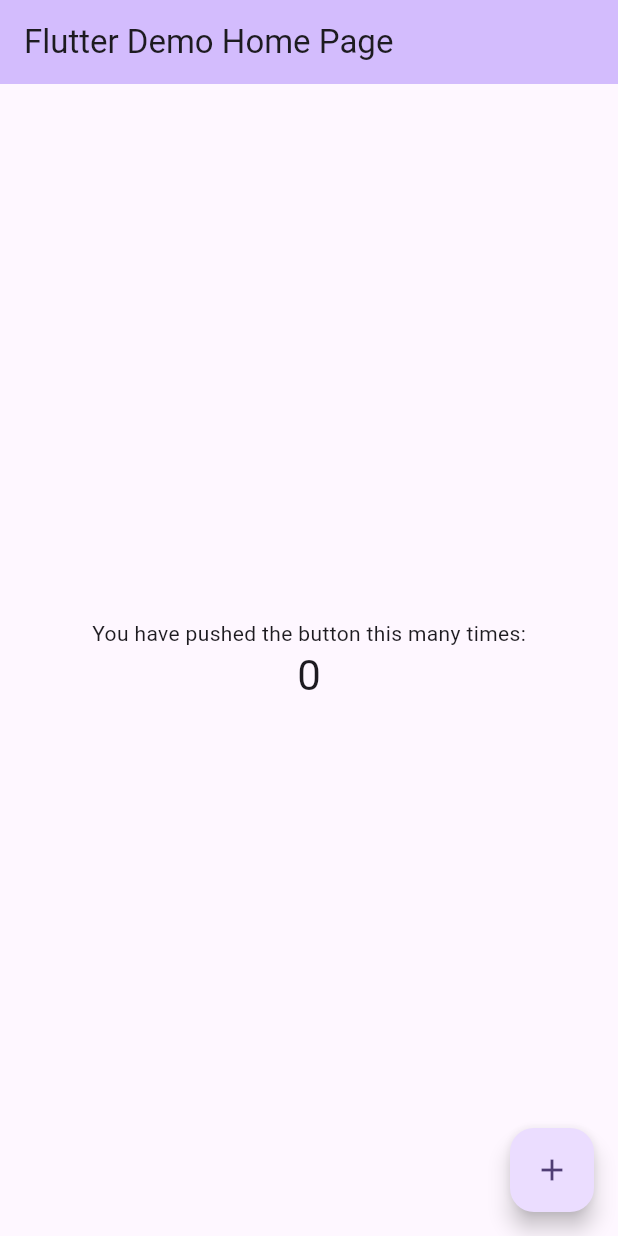
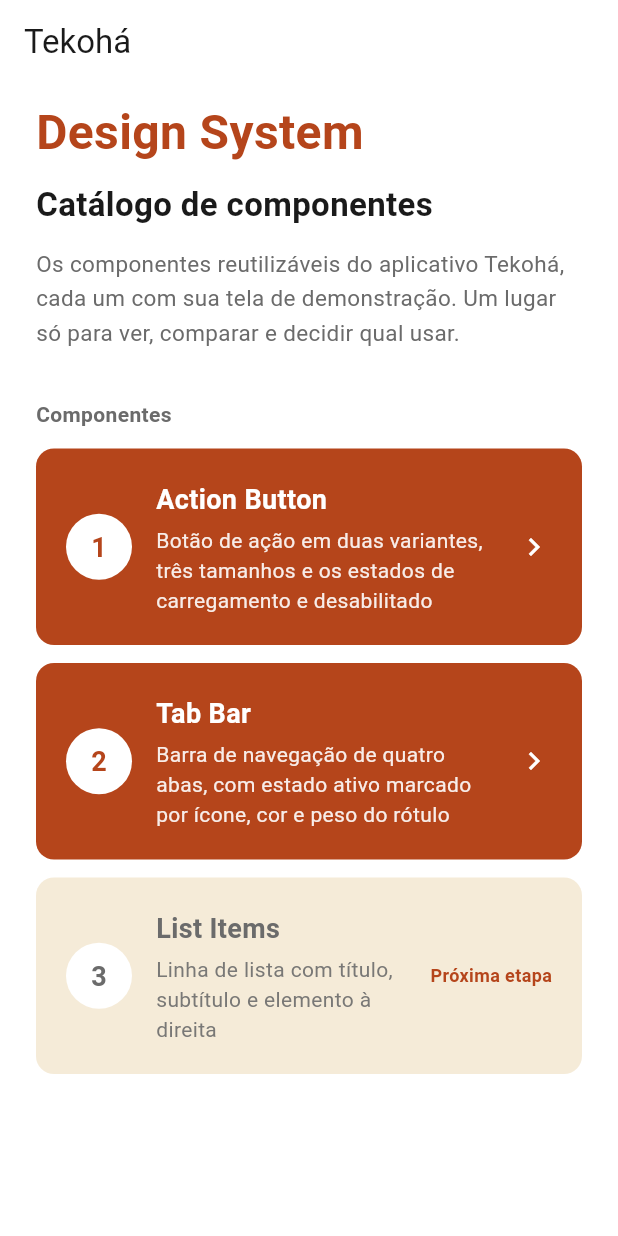
Before and after one commit to Marcos-Codfy/tekoha-design-sample, a Flutter app: the screen it shows after launch, on a phone screen of 412 x 824 dp. Run offline on Flutter 3.47's test engine with Material 3 defaults, Android fonts, the phone set to English and light mode, and no system bars.

Commit message:
feat: add sample screen hub and wire app entry point

```diff
--- a/lib/main.dart
+++ b/lib/main.dart
@@ -1,122 +1,38 @@
+// lib/main.dart
+//
+// Ponto de entrada do design sample system do Tekohá.
+//
+// O aplicativo nao tem regra de negocio: ele existe para exibir os componentes
+// reutilizaveis, um por tela. O tema vem inteiro de [AppTheme], que por sua
+// vez le os tokens de [AppColors] — nenhuma cor e declarada fora de la.
+
 import 'package:flutter/material.dart';
 
+import 'pages/sample_action_button_screen.dart';
+import 'pages/sample_screen.dart';
+import 'pages/sample_tab_bar_screen.dart';
+import 'theme/app_theme.dart';
+
 void main() {
-  runApp(const MyApp());
+  runApp(const TekohaDesignSampleApp());
 }
 
-class MyApp extends StatelessWidget {
-  const MyApp({super.key});
+class TekohaDesignSampleApp extends StatelessWidget {
+  const TekohaDesignSampleApp({super.key});
 
-  // This widget is the root of your application.
   @override
   Widget build(BuildContext context) {
     return MaterialApp(
-      title: 'Flutter Demo',
-      theme: ThemeData(
-        // This is the theme of your application.
-        //
-        // TRY THIS: Try running your application with "flutter run". You'll see
-        // the application has a purple toolbar. Then, without quitting the app,
-        // try changing the seedColor in the colorScheme below to Colors.green
-        // and then invoke "hot reload" (save your changes or press the "hot
-        // reload" button in a Flutter-supported IDE, or press "r" if you used
-        // the command line to start the app).
-        //
-        // Notice that the counter didn't reset back to zero; the application
-        // state is not lost during the reload. To reset the state, use hot
-        // restart instead.
-        //
-        // This works for code too, not just values: Most code changes can be
-        // tested with just a hot reload.
-        colorScheme: .fromSeed(seedColor: Colors.deepPurple),
-      ),
-      home: const MyHomePage(title: 'Flutter Demo Home Page'),
+      title: 'Tekohá Design System',
+      debugShowCheckedModeBanner: false,
+      theme: AppTheme.lightTheme,
+      initialRoute: SampleScreen.routeName,
+      routes: {
+        SampleScreen.routeName: (_) => const SampleScreen(),
+        SampleActionButtonScreen.routeName: (_) =>
+            const SampleActionButtonScreen(),
+        SampleTabBarScreen.routeName: (_) => const SampleTabBarScreen(),
+      },
     );
   }
 }
-
-class MyHomePage extends StatefulWidget {
-  const MyHomePage({super.key, required this.title});
-
-  // This widget is the home page of your application. It is stateful, meaning
-  // that it has a State object (defined below) that contains fields that affect
-  // how it looks.
-
-  // This class is the configuration for the state. It holds the values (in this
-  // case the title) provided by the parent (in this case the App widget) and
-  // used by the build method of the State. Fields in a Widget subclass are
-  // always marked "final".
-
-  final String title;
-
-  @override
-  State<MyHomePage> createState() => _MyHomePageState();
-}
-
-class _MyHomePageState extends State<MyHomePage> {
-  int _counter = 0;
-
-  void _incrementCounter() {
-    setState(() {
-      // This call to setState tells the Flutter framework that something has
-      // changed in this State, which causes it to rerun the build method below
-      // so that the display can reflect the updated values. If we changed
-      // _counter without calling setState(), then the build method would not be
-      // called again, and so nothing would appear to happen.
-      _counter++;
-    });
-  }
-
-  @override
-  Widget build(BuildContext context) {
-    // This method is rerun every time setState is called, for instance as done
-    // by the _incrementCounter method above.
-    //
-    // The Flutter framework has been optimized to make rerunning build methods
-    // fast, so that you can just rebuild anything that needs updating rather
-    // than having to individually change instances of widgets.
-    return Scaffold(
-      appBar: AppBar(
-        // TRY THIS: Try changing the color here to a specific color (to
-        // Colors.amber, perhaps?) and trigger a hot reload to see the AppBar
-        // change color while the other colors stay the same.
-        backgroundColor: Theme.of(context).colorScheme.inversePrimary,
-        // Here we take the value from the MyHomePage object that was created by
-        // the App.build method, and use it to set our appbar title.
-        title: Text(widget.title),
-      ),
-      body: Center(
-        // Center is a layout widget. It takes a single child and positions it
-        // in the middle of the parent.
-        child: Column(
-          // Column is also a layout widget. It takes a list of children and
-          // arranges them vertically. By default, it sizes itself to fit its
-          // children horizontally, and tries to be as tall as its parent.
-          //
-          // Column has various properties to control how it sizes itself and
-          // how it positions its children. Here we use mainAxisAlignment to
-          // center the children vertically; the main axis here is the vertical
-          // axis because Columns are vertical (the cross axis would be
-          // horizontal).
-          //
-          // TRY THIS: Invoke "debug painting" (choose the "Toggle Debug Paint"
-          // action in the IDE, or press "p" in the console), to see the
-          // wireframe for each widget.
-          mainAxisAlignment: .center,
-          children: [
-            const Text('You have pushed the button this many times:'),
-            Text(
-              '$_counter',
-              style: Theme.of(context).textTheme.headlineMedium,
-            ),
-          ],
-        ),
-      ),
-      floatingActionButton: FloatingActionButton(
-        onPressed: _incrementCounter,
-        tooltip: 'Increment',
-        child: const Icon(Icons.add),
-      ),
-    );
-  }
-}
--- /dev/null
+++ b/lib/pages/sample_screen.dart
@@ -0,0 +1,223 @@
+// lib/pages/sample_screen.dart
+//
+// Tela inicial do design system: o indice dos componentes. Cada cartao leva a
+// tela de demonstracao do seu componente.
+//
+// O cartao abaixo e um widget privado de proposito. Na proxima fase ele da
+// lugar ao componente ListItems, que e justamente a linha de lista com titulo,
+// subtitulo e elemento a direita — a estrutura que estes cartoes ja usam.
+
+import 'package:flutter/material.dart';
+
+import '../theme/app_colors.dart';
+import '../theme/app_theme.dart';
+import 'sample_action_button_screen.dart';
+import 'sample_tab_bar_screen.dart';
+
+class SampleScreen extends StatelessWidget {
+  const SampleScreen({super.key});
+
+  static const String routeName = '/';
+
+  @override
+  Widget build(BuildContext context) {
+    return Scaffold(
+      backgroundColor: AppColors.background,
+      appBar: AppBar(
+        title: const Text('Tekohá'),
+        automaticallyImplyLeading: false,
+      ),
+      body: ListView(
+        padding: const EdgeInsets.fromLTRB(24, 8, 24, 40),
+        children: [
+          const Text(
+            'Design System',
+            style: TextStyle(
+              fontSize: 32,
+              fontWeight: FontWeight.bold,
+              color: AppColors.primary,
+            ),
+          ),
+          const SizedBox(height: 8),
+          const Text(
+            'Catálogo de componentes',
+            style: TextStyle(
+              fontSize: 22,
+              fontWeight: FontWeight.w600,
+              color: AppColors.textPrimary,
+            ),
+          ),
+          const SizedBox(height: 12),
+          const Text(
+            'Os componentes reutilizáveis do aplicativo Tekohá, cada um com '
+            'sua tela de demonstração. Um lugar só para ver, comparar e '
+            'decidir qual usar.',
+            style: TextStyle(
+              fontSize: 15,
+              color: AppColors.textSecondary,
+              height: 1.5,
+            ),
+          ),
+          const SizedBox(height: 32),
+          const _SectionLabel('Componentes'),
+          const SizedBox(height: 12),
+          _ComponentCard(
+            index: 1,
+            title: 'Action Button',
+            description: 'Botão de ação em duas variantes, três tamanhos e '
+                'os estados de carregamento e desabilitado',
+            onTap: () => Navigator.of(context)
+                .pushNamed(SampleActionButtonScreen.routeName),
+          ),
+          const SizedBox(height: 12),
+          _ComponentCard(
+            index: 2,
+            title: 'Tab Bar',
+            description: 'Barra de navegação de quatro abas, com estado ativo '
+                'marcado por ícone, cor e peso do rótulo',
+            onTap: () =>
+                Navigator.of(context).pushNamed(SampleTabBarScreen.routeName),
+          ),
+          const SizedBox(height: 12),
+          const _ComponentCard(
+            index: 3,
+            title: 'List Items',
+            description: 'Linha de lista com título, subtítulo e elemento à '
+                'direita',
+            hint: 'Próxima etapa',
+          ),
+        ],
+      ),
+    );
+  }
+}
+
+/// Rotulo de bloco: menor, peso medio, cor secundaria. Sinaliza o grupo sem
+/// competir com o conteudo.
+class _SectionLabel extends StatelessWidget {
+  final String text;
+
+  const _SectionLabel(this.text);
+
+  @override
+  Widget build(BuildContext context) {
+    return Text(
+      text,
+      style: const TextStyle(
+        fontSize: 14,
+        fontWeight: FontWeight.w600,
+        color: AppColors.textSecondary,
+      ),
+    );
+  }
+}
+
+/// Cartao de um componente do catalogo. Sem [onTap] ele fica em estado
+/// bloqueado, com a dica no lugar da seta — o mesmo tratamento que o
+/// aplicativo real da aos modulos ainda travados: visivel, nunca escondido.
+class _ComponentCard extends StatelessWidget {
+  final int index;
+  final String title;
+  final String description;
+  final VoidCallback? onTap;
+  final String? hint;
+
+  const _ComponentCard({
+    required this.index,
+    required this.title,
+    required this.description,
+    this.onTap,
+    this.hint,
+  });
+
+  bool get _isLocked => onTap == null;
+
+  @override
+  Widget build(BuildContext context) {
+    final foreground =
+        _isLocked ? AppColors.textSecondary : AppColors.textOnPrimary;
+
+    return Material(
+      color: _isLocked ? AppColors.caulim : AppColors.primary,
+      borderRadius: BorderRadius.circular(AppTheme.cardRadius),
+      child: InkWell(
+        onTap: onTap,
+        borderRadius: BorderRadius.circular(AppTheme.cardRadius),
+        child: Padding(
+          padding: const EdgeInsets.all(20),
+          child: Row(
+            children: [
+              _IndexBadge(index: index, isLocked: _isLocked),
+              const SizedBox(width: 16),
+              Expanded(
+                child: Column(
+                  crossAxisAlignment: CrossAxisAlignment.start,
+                  children: [
+                    Text(
+                      title,
+                      style: TextStyle(
+                        fontSize: 18,
+                        fontWeight: FontWeight.w700,
+                        color: foreground,
+                      ),
+                    ),
+                    const SizedBox(height: 4),
+                    Text(
+                      description,
+                      style: TextStyle(
+                        fontSize: 14,
+                        height: 1.4,
+                        color: foreground.withValues(alpha: 0.9),
+                      ),
+                    ),
+                  ],
+                ),
+              ),
+              const SizedBox(width: 12),
+              if (_isLocked)
+                Text(
+                  hint ?? '',
+                  style: const TextStyle(
+                    fontSize: 12,
+                    fontWeight: FontWeight.w600,
+                    color: AppColors.primary,
+                  ),
+                )
+              else
+                Icon(Icons.chevron_right, color: foreground),
+            ],
+          ),
+        ),
+      ),
+    );
+  }
+}
+
+/// Numero da ordem do componente, dentro de um circulo.
+class _IndexBadge extends StatelessWidget {
+  final int index;
+  final bool isLocked;
+
+  const _IndexBadge({required this.index, required this.isLocked});
+
+  @override
+  Widget build(BuildContext context) {
+    return Container(
+      height: 44,
+      width: 44,
+      alignment: Alignment.center,
+      decoration: const BoxDecoration(
+        color: AppColors.surface,
+        shape: BoxShape.circle,
+      ),
+      child: Text(
+        '$index',
+        style: TextStyle(
+          fontSize: 18,
+          fontWeight: FontWeight.w700,
+          color: isLocked ? AppColors.textSecondary : AppColors.primary,
+        ),
+      ),
+    );
+  }
+}
```
Also changed, not shown: 1 other file.
